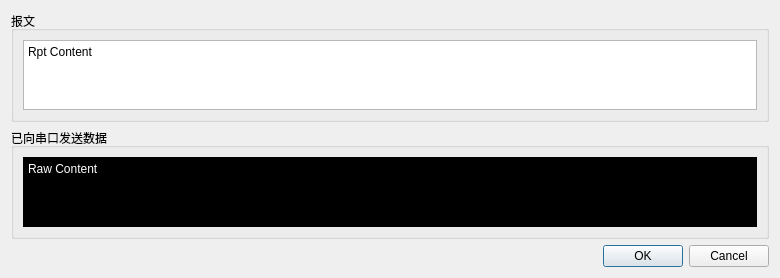
The window that tafor/ui/taf_send.ui (up1and/tafor) describes before a commit, drawn with Qt 5.
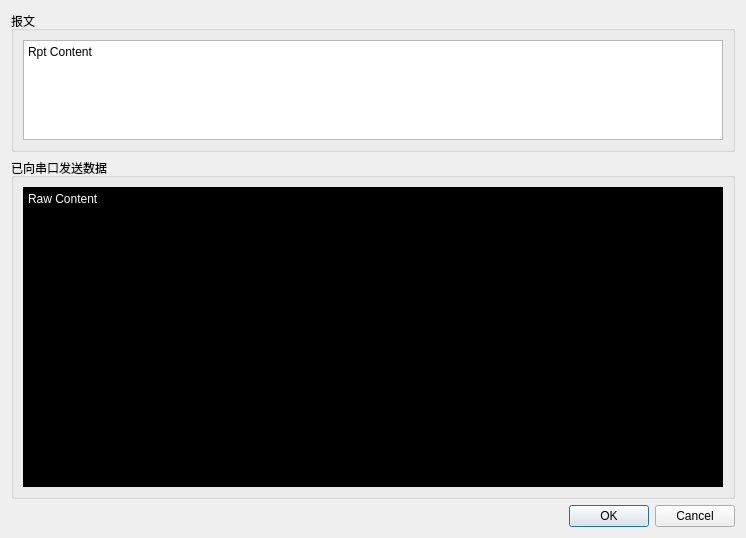
The same window after the commit.

The edit to the form file:
```diff
--- a/tafor/ui/taf_send.ui
+++ b/tafor/ui/taf_send.ui
@@ -6,8 +6,8 @@
    <rect>
     <x>0</x>
     <y>0</y>
-    <width>780</width>
-    <height>259</height>
+    <width>738</width>
+    <height>488</height>
    </rect>
   </property>
   <property name="windowTitle">
@@ -15,7 +15,7 @@
   </property>
   <layout class="QVBoxLayout" name="verticalLayout">
    <property name="sizeConstraint">
-    <enum>QLayout::SetDefaultConstraint</enum>
+    <enum>QLayout::SetFixedSize</enum>
    </property>
    <item>
     <widget class="QGroupBox" name="rpt_group">
@@ -25,12 +25,24 @@
      <layout class="QVBoxLayout" name="verticalLayout_2">
       <item>
        <widget class="QTextEdit" name="rpt">
+        <property name="minimumSize">
+         <size>
+          <width>700</width>
+          <height>0</height>
+         </size>
+        </property>
+        <property name="maximumSize">
+         <size>
+          <width>16777215</width>
+          <height>100</height>
+         </size>
+        </property>
         <property name="html">
          <string>&lt;!DOCTYPE HTML PUBLIC &quot;-//W3C//DTD HTML 4.0//EN&quot; &quot;http://www.w3.org/TR/REC-html40/strict.dtd&quot;&gt;
 &lt;html&gt;&lt;head&gt;&lt;meta name=&quot;qrichtext&quot; content=&quot;1&quot; /&gt;&lt;style type=&quot;text/css&quot;&gt;
 p, li { white-space: pre-wrap; }
 &lt;/style&gt;&lt;/head&gt;&lt;body style=&quot; font-family:'SimSun'; font-size:9pt; font-weight:400; font-style:normal;&quot;&gt;
-&lt;p style=&quot; margin-top:0px; margin-bottom:0px; margin-left:0px; margin-right:0px; -qt-block-indent:0; text-indent:0px;&quot;&gt;Rpt Content&lt;/p&gt;&lt;/body&gt;&lt;/html&gt;</string>
+&lt;p style=&quot; margin-top:12px; margin-bottom:12px; margin-left:0px; margin-right:0px; -qt-block-indent:0; text-indent:0px;&quot;&gt;Rpt Content&lt;/p&gt;&lt;/body&gt;&lt;/html&gt;</string>
         </property>
         <property name="textInteractionFlags">
          <set>Qt::TextSelectableByKeyboard|Qt::TextSelectableByMouse</set>
@@ -48,6 +60,12 @@
      <layout class="QVBoxLayout" name="verticalLayout_3">
       <item>
        <widget class="QTextEdit" name="raw">
+        <property name="minimumSize">
+         <size>
+          <width>700</width>
+          <height>300</height>
+         </size>
+        </property>
         <property name="styleSheet">
          <string notr="true">background-color: rgb(0, 0, 0);
 color: rgb(255, 255, 255);</string>
@@ -57,7 +75,7 @@
 &lt;html&gt;&lt;head&gt;&lt;meta name=&quot;qrichtext&quot; content=&quot;1&quot; /&gt;&lt;style type=&quot;text/css&quot;&gt;
 p, li { white-space: pre-wrap; }
 &lt;/style&gt;&lt;/head&gt;&lt;body style=&quot; font-family:'SimSun'; font-size:9pt; font-weight:400; font-style:normal;&quot;&gt;
-&lt;p style=&quot; margin-top:0px; margin-bottom:0px; margin-left:0px; margin-right:0px; -qt-block-indent:0; text-indent:0px;&quot;&gt;Raw Content&lt;/p&gt;&lt;/body&gt;&lt;/html&gt;</string>
+&lt;p style=&quot; margin-top:12px; margin-bottom:12px; margin-left:0px; margin-right:0px; -qt-block-indent:0; text-indent:0px;&quot;&gt;Raw Content&lt;/p&gt;&lt;/body&gt;&lt;/html&gt;</string>
         </property>
        </widget>
       </item>
```
